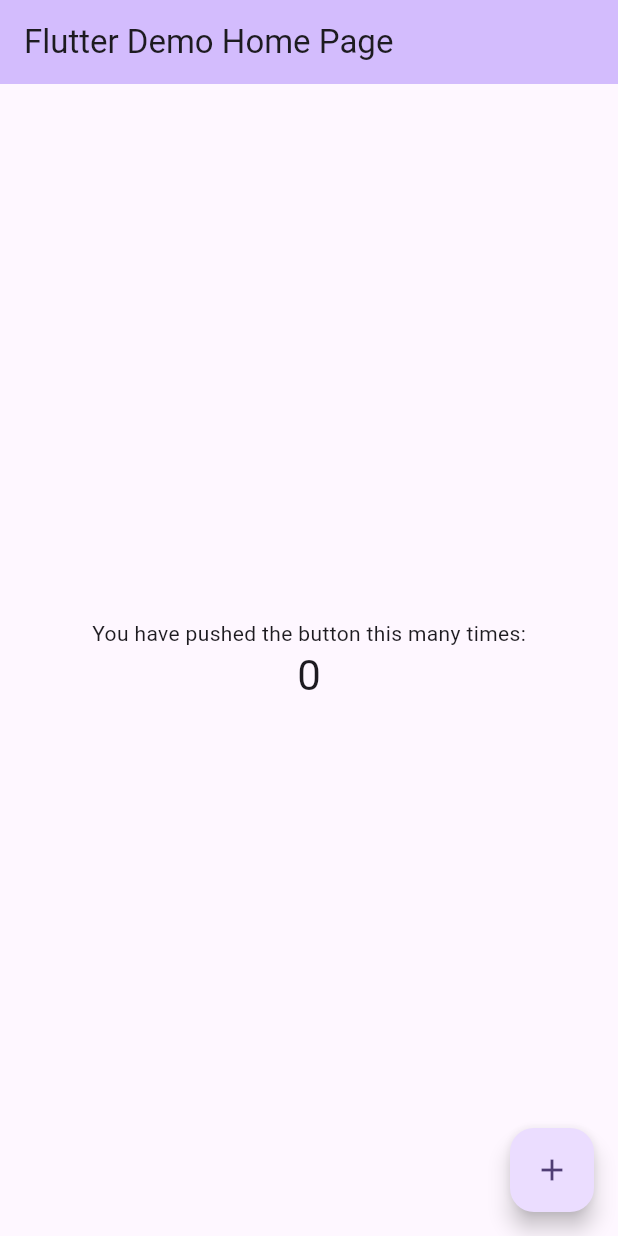
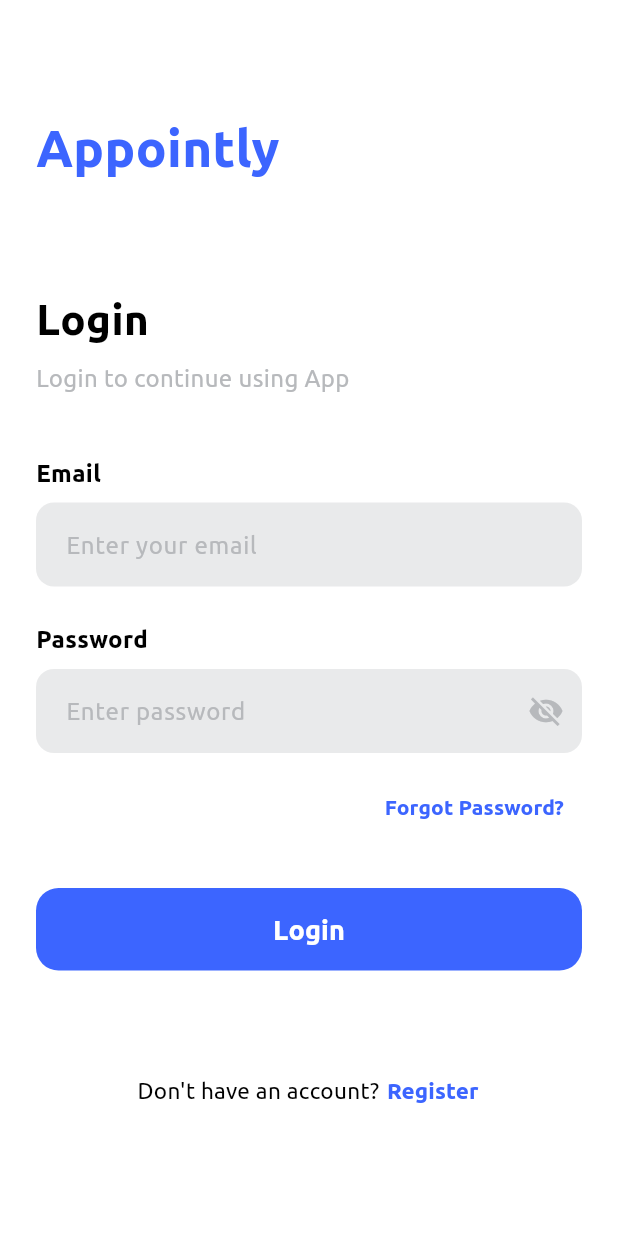
Before and after one commit to Ammad-Younas/Appointment_Booking_App, a Flutter app: the screen it shows after launch, on a phone screen of 412 x 824 dp. Run offline on Flutter 3.47's test engine with Material 3 defaults, Android fonts, the phone set to English and light mode, and no system bars.

Commit message:
Added Login Screen

```diff
--- a/lib/main.dart
+++ b/lib/main.dart
@@ -1,4 +1,6 @@
+import 'package:appointment_booking_app/src/views/screens/login_screen.dart';
 import 'package:flutter/material.dart';
+import 'utils/app_colors.dart';
 
 void main() {
   runApp(const MyApp());
@@ -7,116 +9,15 @@ void main() {
 class MyApp extends StatelessWidget {
   const MyApp({super.key});
 
-  // This widget is the root of your application.
   @override
   Widget build(BuildContext context) {
     return MaterialApp(
-      title: 'Flutter Demo',
+      debugShowCheckedModeBanner: false,
       theme: ThemeData(
-        // This is the theme of your application.
-        //
-        // TRY THIS: Try running your application with "flutter run". You'll see
-        // the application has a purple toolbar. Then, without quitting the app,
-        // try changing the seedColor in the colorScheme below to Colors.green
-        // and then invoke "hot reload" (save your changes or press the "hot
-        // reload" button in a Flutter-supported IDE, or press "r" if you used
-        // the command line to start the app).
-        //
-        // Notice that the counter didn't reset back to zero; the application
-        // state is not lost during the reload. To reset the state, use hot
-        // restart instead.
-        //
-        // This works for code too, not just values: Most code changes can be
-        // tested with just a hot reload.
-        colorScheme: ColorScheme.fromSeed(seedColor: Colors.deepPurple),
+        colorScheme: ColorScheme.fromSeed(seedColor: AppColors.madiBlue),
+        useMaterial3: true,
       ),
-      home: const MyHomePage(title: 'Flutter Demo Home Page'),
+      home: const LoginScreen(),
     );
   }
 }
-
-class MyHomePage extends StatefulWidget {
-  const MyHomePage({super.key, required this.title});
-
-  // This widget is the home page of your application. It is stateful, meaning
-  // that it has a State object (defined below) that contains fields that affect
-  // how it looks.
-
-  // This class is the configuration for the state. It holds the values (in this
-  // case the title) provided by the parent (in this case the App widget) and
-  // used by the build method of the State. Fields in a Widget subclass are
-  // always marked "final".
-
-  final String title;
-
-  @override
-  State<MyHomePage> createState() => _MyHomePageState();
-}
-
-class _MyHomePageState extends State<MyHomePage> {
-  int _counter = 0;
-
-  void _incrementCounter() {
-    setState(() {
-      // This call to setState tells the Flutter framework that something has
-      // changed in this State, which causes it to rerun the build method below
-      // so that the display can reflect the updated values. If we changed
-      // _counter without calling setState(), then the build method would not be
-      // called again, and so nothing would appear to happen.
-      _counter++;
-    });
-  }
-
-  @override
-  Widget build(BuildContext context) {
-    // This method is rerun every time setState is called, for instance as done
-    // by the _incrementCounter method above.
-    //
-    // The Flutter framework has been optimized to make rerunning build methods
-    // fast, so that you can just rebuild anything that needs updating rather
-    // than having to individually change instances of widgets.
-    return Scaffold(
-      appBar: AppBar(
-        // TRY THIS: Try changing the color here to a specific color (to
-        // Colors.amber, perhaps?) and trigger a hot reload to see the AppBar
-        // change color while the other colors stay the same.
-        backgroundColor: Theme.of(context).colorScheme.inversePrimary,
-        // Here we take the value from the MyHomePage object that was created by
-        // the App.build method, and use it to set our appbar title.
-        title: Text(widget.title),
-      ),
-      body: Center(
-        // Center is a layout widget. It takes a single child and positions it
-        // in the middle of the parent.
-        child: Column(
-          // Column is also a layout widget. It takes a list of children and
-          // arranges them vertically. By default, it sizes itself to fit its
-          // children horizontally, and tries to be as tall as its parent.
-          //
-          // Column has various properties to control how it sizes itself and
-          // how it positions its children. Here we use mainAxisAlignment to
-          // center the children vertically; the main axis here is the vertical
-          // axis because Columns are vertical (the cross axis would be
-          // horizontal).
-          //
-          // TRY THIS: Invoke "debug painting" (choose the "Toggle Debug Paint"
-          // action in the IDE, or press "p" in the console), to see the
-          // wireframe for each widget.
-          mainAxisAlignment: MainAxisAlignment.center,
-          children: <Widget>[
-            const Text('You have pushed the button this many times:'),
-            Text(
-              '$_counter',
-              style: Theme.of(context).textTheme.headlineMedium,
-            ),
-          ],
-        ),
-      ),
-      floatingActionButton: FloatingActionButton(
-        onPressed: _incrementCounter,
-        tooltip: 'Increment',
-        child: const Icon(Icons.add),
-      ), // This trailing comma makes auto-formatting nicer for build methods.
-    );
-  }
-}
--- /dev/null
+++ b/lib/src/views/screens/login_screen.dart
@@ -0,0 +1,201 @@
+import 'package:flutter/material.dart';
+import 'package:flutter/services.dart';
+import 'package:appointment_booking_app/utils/app_colors.dart';
+import 'package:appointment_booking_app/src/views/widgets/app_text_field.dart';
+
+class LoginScreen extends StatefulWidget {
+  const LoginScreen({super.key});
+
+  @override
+  State<LoginScreen> createState() => _LoginScreenState();
+}
+
+class _LoginScreenState extends State<LoginScreen> {
+  final _emailController = TextEditingController();
+  final _passwordController = TextEditingController();
+
+  @override
+  void dispose() {
+    _emailController.dispose();
+    _passwordController.dispose();
+    super.dispose();
+  }
+
+  @override
+  Widget build(BuildContext context) {
+    return AnnotatedRegion<SystemUiOverlayStyle>(
+      value: SystemUiOverlayStyle.dark.copyWith(
+        statusBarColor: Colors.transparent,
+      ),
+      child: Scaffold(
+        backgroundColor: Colors.white,
+        body: SingleChildScrollView(
+          padding: const EdgeInsets.all(24.0),
+          child: Column(
+            crossAxisAlignment: CrossAxisAlignment.start,
+            children: <Widget>[
+              const SizedBox(height: 50.0),
+
+              // Header Title
+              Text(
+                'Appointly',
+                style: TextStyle(
+                  fontFamily: 'Ubuntu',
+                  fontSize: 34.0,
+                  fontWeight: FontWeight.bold,
+                  color: AppColors.madiBlue,
+                ),
+              ),
+              const SizedBox(height: 70.0),
+
+              // Login Title
+              Text(
+                'Login',
+                style: TextStyle(
+                  fontFamily: 'Ubuntu',
+                  fontSize: 28.0,
+                  fontWeight: FontWeight.bold,
+                  color: Colors.black,
+                ),
+              ),
+              const SizedBox(height: 8.0),
+
+              // Login Description
+              Text(
+                'Login to continue using App',
+                style: TextStyle(
+                  fontFamily: 'Ubuntu',
+                  fontSize: 16.0,
+                  color: AppColors.madiGrey,
+                ),
+              ),
+              const SizedBox(height: 40.0),
+
+              // Email Label
+              Text(
+                'Email',
+                style: TextStyle(
+                  fontFamily: 'Ubuntu',
+                  fontSize: 16.0,
+                  fontWeight: FontWeight.bold,
+                  color: Colors.black,
+                ),
+              ),
+              const SizedBox(height: 8.0),
+
+              // Email Text Field
+              AppTextField(
+                controller: _emailController,
+                hintText: 'Enter your email',
+                keyboardType: TextInputType.emailAddress,
+              ),
+              const SizedBox(height: 24.0),
+
+              // Password Label
+              Text(
+                'Password',
+                style: TextStyle(
+                  fontFamily: 'Ubuntu',
+                  fontSize: 16.0,
+                  fontWeight: FontWeight.bold,
+                  color: Colors.black,
+                ),
+              ),
+              const SizedBox(height: 8.0),
+
+              // Password Text Field
+              AppTextField(
+                controller: _passwordController,
+                hintText: 'Enter password',
+                isPassword: true,
+              ),
+              const SizedBox(height: 12.0),
+
+              // Forgot Password
+              Align(
+                alignment: Alignment.centerRight,
+                child: TextButton(
+                  onPressed: () {
+                    print('Forgot Password Pressed!');
+                  },
+                  child: Text(
+                    'Forgot Password?',
+                    style: TextStyle(
+                      fontFamily: 'Ubuntu',
+                      color: AppColors.madiBlue,
+                      fontWeight: FontWeight.bold,
+                    ),
+                  ),
+                ),
+              ),
+              const SizedBox(height: 30.0),
+
+              // Login Button
+              SizedBox(
+                width: double.infinity,
+                height: 55.0,
+                child: ElevatedButton(
+                  onPressed: () {
+                    print('Login Button Pressed!');
+                    print('Email: ${_emailController.text}');
+                    print('Password: ${_passwordController.text}');
+                  },
+                  style: ElevatedButton.styleFrom(
+                    backgroundColor: AppColors.madiBlue,
+                    shape: RoundedRectangleBorder(
+                      borderRadius: BorderRadius.circular(15.0),
+                    ),
+                    elevation: 0,
+                  ),
+                  child: Text(
+                    'Login',
+                    style: TextStyle(
+                      fontFamily: 'Ubuntu',
+                      color: Colors.white,
+                      fontSize: 18.0,
+                      fontWeight: FontWeight.bold,
+                    ),
+                  ),
+                ),
+              ),
+              const SizedBox(height: 60.0),
+
+              // Register
+              Row(
+                mainAxisAlignment: MainAxisAlignment.center,
+                children: <Widget>[
+                  Text(
+                    "Don't have an account? ",
+                    style: TextStyle(
+                      fontFamily: 'Ubuntu',
+                      fontSize: 15.0,
+                      color: Colors.black,
+                    ),
+                  ),
+                  TextButton(
+                    style: TextButton.styleFrom(
+                      padding: EdgeInsets.zero,
+                      tapTargetSize: MaterialTapTargetSize.shrinkWrap,
+                    ),
+                    onPressed: () {
+                      print('Register Pressed!');
+                    },
+                    child: Text(
+                      'Register',
+                      style: TextStyle(
+                        fontFamily: 'Ubuntu',
+                        fontSize: 15.0,
+                        fontWeight: FontWeight.bold,
+                        color: AppColors.madiBlue,
+                      ),
+                    ),
+                  ),
+                ],
+              ),
+            ],
+          ),
+        ),
+      ),
+    );
+  }
+}
--- /dev/null
+++ b/lib/src/views/widgets/app_text_field.dart
@@ -0,0 +1,65 @@
+import 'package:appointment_booking_app/utils/app_colors.dart';
+import 'package:flutter/material.dart';
+
+class AppTextField extends StatefulWidget {
+  final TextEditingController controller;
+  final String hintText;
+  final bool isPassword;
+  final TextInputType keyboardType;
+
+  const AppTextField({
+    super.key,
+    required this.controller,
+    required this.hintText,
+    this.isPassword = false,
+    this.keyboardType = TextInputType.text,
+  });
+
+  @override
+  State<AppTextField> createState() => _AppTextFieldState();
+}
+
+class _AppTextFieldState extends State<AppTextField> {
+  bool _isObscured = false;
+
+  @override
+  void initState() {
+    super.initState();
+    _isObscured = widget.isPassword;
+  }
+
+  @override
+  Widget build(BuildContext context) {
+    return TextFormField(
+      controller: widget.controller,
+      obscureText: _isObscured,
+      keyboardType: widget.keyboardType,
+      style: TextStyle(fontFamily: 'Ubuntu', color: Colors.black),
+      decoration: InputDecoration(
+        hintText: widget.hintText,
+        hintStyle: TextStyle(fontFamily: 'Ubuntu', color: AppColors.madiGrey),
+        filled: true,
+        fillColor: AppColors.madiGrey.withAlpha(77),
+        border: OutlineInputBorder(
+          borderRadius: BorderRadius.circular(12.0),
+          borderSide: BorderSide.none,
+        ),
+        contentPadding:
+        const EdgeInsets.symmetric(vertical: 16.0, horizontal: 16.0),
+        suffixIcon: widget.isPassword
+            ? IconButton(
+          icon: Icon(
+            _isObscured ? Icons.visibility_off : Icons.visibility,
+            color: AppColors.madiGrey,
+          ),
+          onPressed: () {
+            setState(() {
+              _isObscured = !_isObscured;
+            });
+          },
+        )
+            : null,
+      ),
+    );
+  }
+}
--- /dev/null
+++ b/lib/utils/app_colors.dart
@@ -0,0 +1,9 @@
+import 'package:flutter/material.dart';
+
+class AppColors {
+  AppColors._();
+
+  static const Color madiBlue = Color(0xFF3C65FF);
+  static const Color madiLight = Color(0xFFDFE8FF);
+  static const Color madiGrey = Color(0xFFB7B9BC);
+}
```
Also changed, not shown: pubspec.yaml (+17 -57 lines), assets/fonts/Ubuntu.ttf (added), assets/fonts/UbuntuBold.ttf (added), pubspec.lock, 75 other files.
